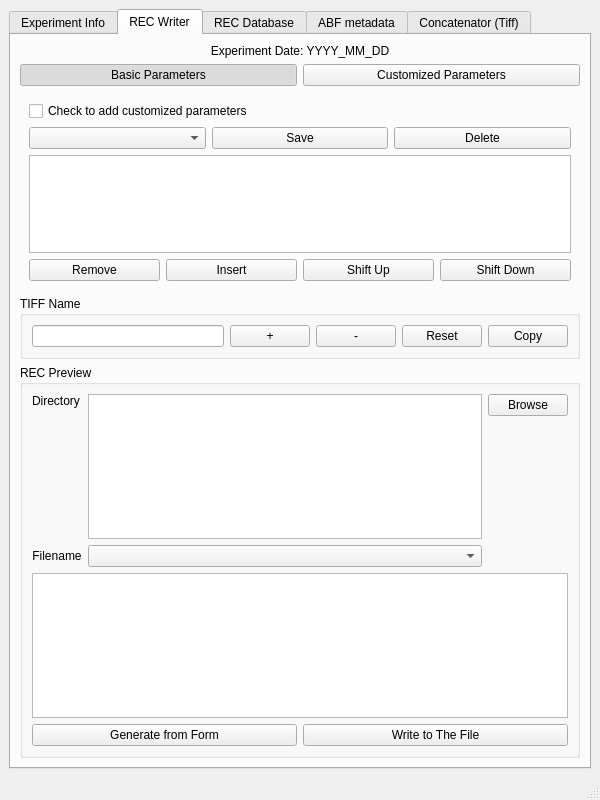
Before: the Qt Designer form ui/Expdata Manager.ui in kang62489/PG_003, drawn with Qt 5.
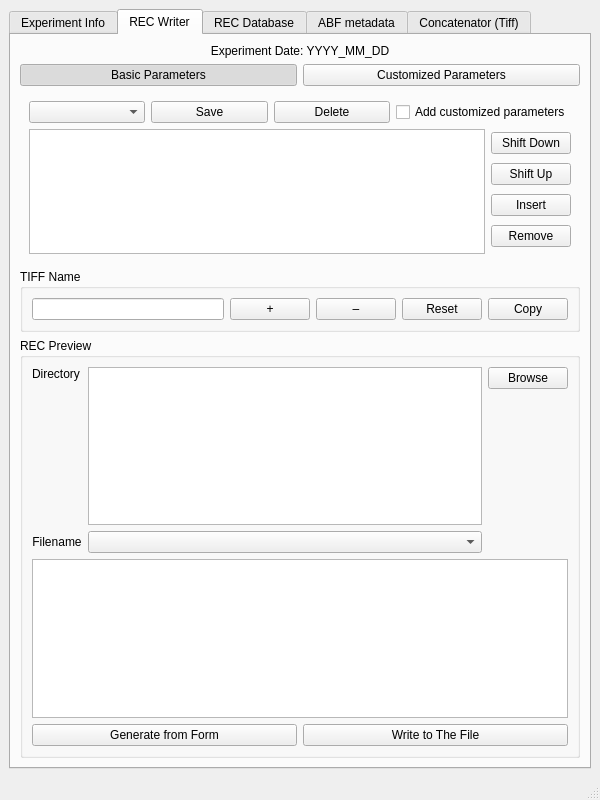
After: the same form once the commit is applied. The open tabs and pages were chosen to show the change.

Commit message: minor adjust in Tab 1

```diff
--- a/ui/Expdata Manager.ui
+++ b/ui/Expdata Manager.ui
@@ -532,13 +532,6 @@
           </widget>
           <widget class="QWidget" name="page_customized">
            <layout class="QVBoxLayout" name="verticalLayout_customized">
-            <item>
-             <widget class="QCheckBox" name="chk_addCustomized">
-              <property name="text">
-               <string>Check to add customized parameters</string>
-              </property>
-             </widget>
-            </item>
             <item>
              <layout class="QHBoxLayout" name="horizontalLayout_21">
               <item>
@@ -558,44 +551,55 @@
                 </property>
                </widget>
               </item>
+              <item>
+               <widget class="QCheckBox" name="chk_addCustomized">
+                <property name="text">
+                 <string>Add customized parameters</string>
+                </property>
+               </widget>
+              </item>
              </layout>
             </item>
             <item>
-             <widget class="QTableView" name="tv_customized">
-              <property name="autoFillBackground">
-               <bool>false</bool>
-              </property>
-             </widget>
-            </item>
-            <item>
-             <layout class="QHBoxLayout" name="horizontalLayout_8">
+             <layout class="QHBoxLayout" name="horizontalLayout_3">
               <item>
-               <widget class="QPushButton" name="btn_RmSelectedRows">
-                <property name="text">
-                 <string>Remove</string>
+               <widget class="QTableView" name="tv_customized">
+                <property name="autoFillBackground">
+                 <bool>false</bool>
                 </property>
                </widget>
               </item>
               <item>
-               <widget class="QPushButton" name="btn_InsertCustomProps">
-                <property name="text">
-                 <string>Insert</string>
-                </property>
-               </widget>
-              </item>
-              <item>
-               <widget class="QPushButton" name="btn_MvRowsUp">
-                <property name="text">
-                 <string>Shift Up</string>
-                </property>
-               </widget>
-              </item>
-              <item>
-               <widget class="QPushButton" name="btn_MvRowsDown">
-                <property name="text">
-                 <string>Shift Down</string>
-                </property>
-               </widget>
+               <layout class="QVBoxLayout" name="verticalLayout_4">
+                <item>
+                 <widget class="QPushButton" name="btn_MvRowsDown">
+                  <property name="text">
+                   <string>Shift Down</string>
+                  </property>
+                 </widget>
+                </item>
+                <item>
+                 <widget class="QPushButton" name="btn_MvRowsUp">
+                  <property name="text">
+                   <string>Shift Up</string>
+                  </property>
+                 </widget>
+                </item>
+                <item>
+                 <widget class="QPushButton" name="btn_InsertCustomProps">
+                  <property name="text">
+                   <string>Insert</string>
+                  </property>
+                 </widget>
+                </item>
+                <item>
+                 <widget class="QPushButton" name="btn_RmSelectedRows">
+                  <property name="text">
+                   <string>Remove</string>
+                  </property>
+                 </widget>
+                </item>
+               </layout>
               </item>
              </layout>
             </item>
@@ -626,7 +630,7 @@
            <item>
             <widget class="QPushButton" name="btn_SnDec">
              <property name="text">
-              <string>-</string>
+              <string>–</string>
              </property>
             </widget>
            </item>
```
Left out of the diff: 179 changed lines with no effect on the pictures. The commit also changes 4 other files.
